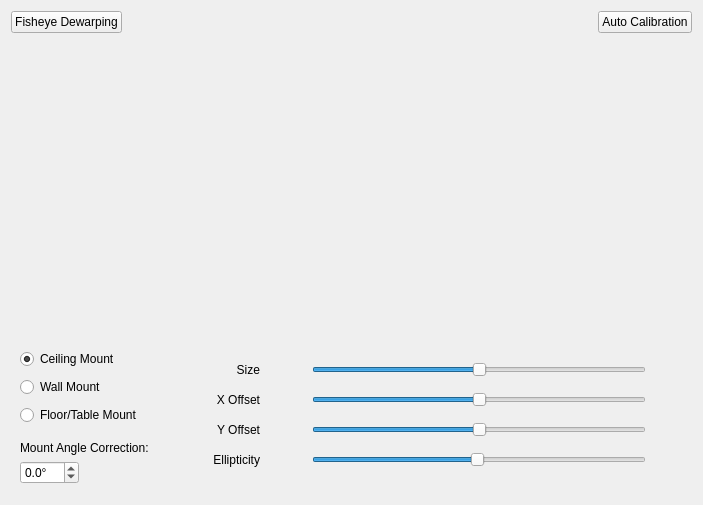
The window that client/libclient/src/ui/widgets/properties/fisheye_settings_widget.ui (networkoptix/nx_open) describes before a commit, drawn with Qt 5.
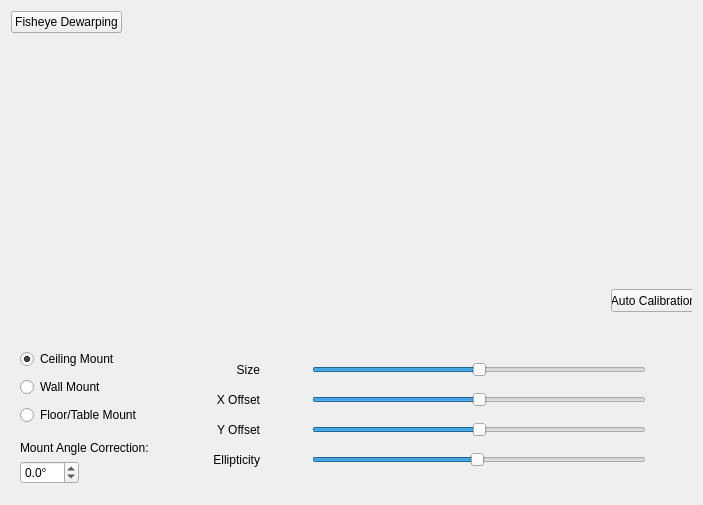
The same window after the commit. Custom widgets are drawn as their Qt base class.

Commit message:
VMS-4060 - Move "Auto Calibrate" button on "Fisheye" tab in camera settings to camera preview
<==== Mercurial data ====>
Branch: dev_3.0.0_gui

```diff
--- a/client/libclient/src/ui/widgets/properties/fisheye_settings_widget.ui
+++ b/client/libclient/src/ui/widgets/properties/fisheye_settings_widget.ui
@@ -42,17 +42,24 @@
        </property>
       </spacer>
      </item>
+    </layout>
+   </item>
      <item>
+    <widget class="QnFisheyeCalibrationWidget" name="calibrateWidget" native="true">
       <widget class="QPushButton" name="autoCalibrationButton">
+      <property name="geometry">
+       <rect>
+        <x>600</x>
+        <y>240</y>
+        <width>85</width>
+        <height>23</height>
+       </rect>
+      </property>
        <property name="text">
         <string>Auto Calibration</string>
        </property>
       </widget>
-     </item>
-    </layout>
-   </item>
-   <item>
-    <widget class="QnFisheyeCalibrationWidget" name="calibrateWidget" native="true"/>
+    </widget>
    </item>
    <item>
     <widget class="QWidget" name="settingsWidget" native="true">
```
Left out of the diff: 1 changed line with no effect on the pictures. Lines whose indentation alone changed are shown as unchanged. The commit also changes 2 other files.
